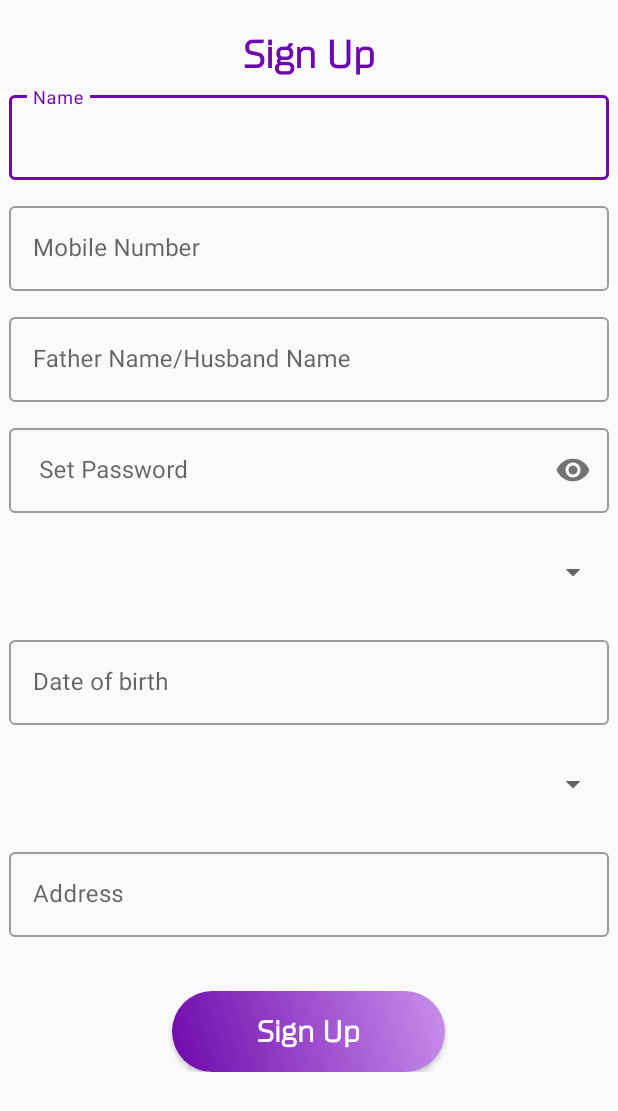
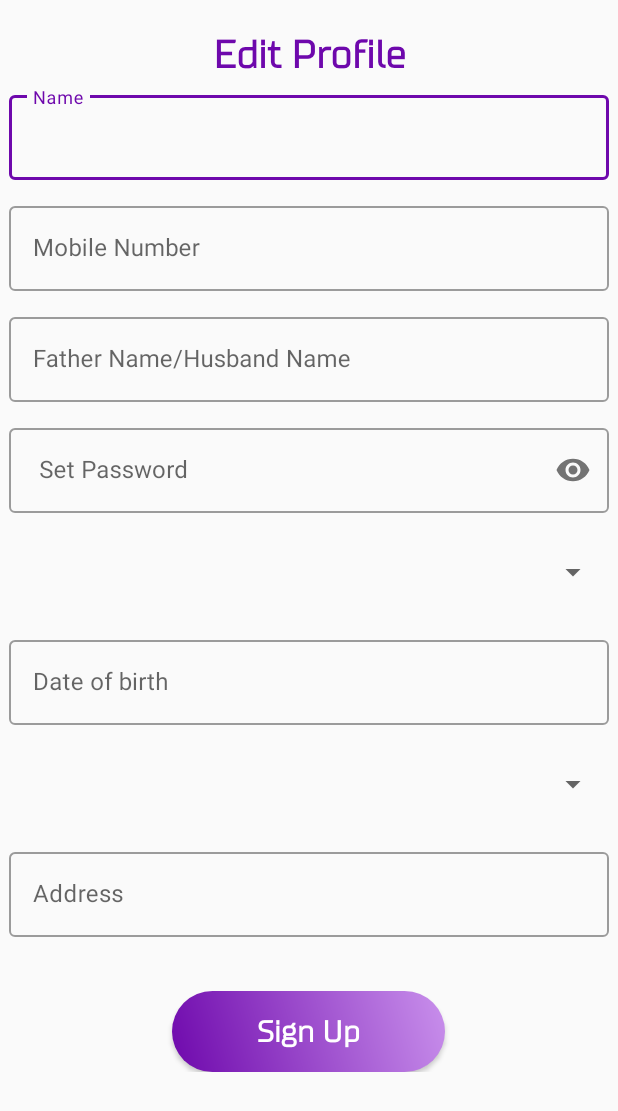
Before and after one commit to ashok1708/BlooDon, an Android app: the SignUp screen opened directly, with no data from a screen before it, on a phone screen of 412 x 824 dp. Shown: the top 1111 px of the screen. Run offline under Robolectric (Android 15) with nearby library versions, the phone set to English and light mode, and no system bars; our stand-ins replace Firebase (no records; nobody signed in at launch, a user with empty details on screens opened directly); libraries missing offline, so code that uses them is left out: android.helper, com.tiper; plain views replace DateTimePickerEditText, MaterialSpinner; 6 statements that could not run were skipped.

Commit message:
fixed UI bugs

```diff
--- a/app/src/main/java/com/ashokcouhan/blooduser/MainActivity.java
+++ b/app/src/main/java/com/ashokcouhan/blooduser/MainActivity.java
@@ -11,6 +11,8 @@ import androidx.fragment.app.FragmentTransaction;
 import androidx.viewpager.widget.ViewPager;
 
 
+import android.content.BroadcastReceiver;
+import android.content.Context;
 import android.content.DialogInterface;
 import android.content.Intent;
 import android.os.Build;
@@ -26,11 +28,8 @@ import com.google.android.material.bottomnavigation.BottomNavigationView;
 
 
 public class MainActivity extends AppCompatActivity {
-
-
     BottomNavigationView bottomNavigation;
     Toolbar toolbar;
-
 
     @Override
     protected void onCreate(Bundle savedInstanceState) {
--- a/app/src/main/res/drawable/ic_home_black_24dp.xml
+++ b/app/src/main/res/drawable/ic_home_black_24dp.xml
@@ -1,5 +1,9 @@
-<vector android:height="24dp" android:tint="#FFFFFF"
-    android:viewportHeight="24.0" android:viewportWidth="24.0"
-    android:width="24dp" xmlns:android="http://schemas.android.com/apk/res/android">
-    <path android:fillColor="#FF000000" android:pathData="M10,20v-6h4v6h5v-8h3L12,3 2,12h3v8z"/>
+<vector xmlns:android="http://schemas.android.com/apk/res/android"
+        android:width="24dp"
+        android:height="24dp"
+        android:viewportWidth="24.0"
+        android:viewportHeight="24.0">
+    <path
+        android:fillColor="#FF000000"
+        android:pathData="M10,20v-6h4v6h5v-8h3L12,3 2,12h3v8z"/>
 </vector>
--- a/app/src/main/res/layout/activity_sign_up.xml
+++ b/app/src/main/res/layout/activity_sign_up.xml
@@ -21,7 +21,7 @@
 
             <TextView
                 style="@style/headerTextPrimary"
-                android:text="Sign Up"
+                android:text="Edit Profile"
                 android:textSize="26dp"
                 android:fontFamily="@font/supermolot_440"
                 android:layout_marginTop="@dimen/loginViewsMargin"/>
@@ -135,16 +135,19 @@
                 />
 
             <com.google.android.material.textfield.TextInputLayout
-                android:id="@+id/textInputAdrees"
+                android:id="@+id/textInputAdd"
                 android:layout_width="match_parent"
                 android:layout_height="wrap_content"
                 style="@style/Widget.MaterialComponents.TextInputLayout.OutlinedBox"
                 android:layout_margin="6dp"
                 >
                 <EditText
+                    android:clickable="true"
                     android:id="@+id/edtAddress"
                     style="@style/modifiedEditText"
                     android:hint="Address"
+                    android:focusableInTouchMode="false"
+                    android:focusable="false"
                     android:inputType="textPostalAddress"/>
             </com.google.android.material.textfield.TextInputLayout>
 
--- a/app/src/main/res/layout/fragment_search.xml
+++ b/app/src/main/res/layout/fragment_search.xml
@@ -44,9 +44,9 @@
                 android:layout_height="55dp"
                 android:layout_centerVertical="true"
                 style="@style/Widget.MaterialComponents.TextInputLayout.OutlinedBox"
-                android:hint="Blood Group"
-
-                android:layout_margin="10dp"
+                app:errorEnabled="true"
+                android:hint="Choose the blood group"
+                android:layout_margin="6dp"
                 app:spinnerMode="dialog"
                 />
 
--- a/app/src/main/res/values/strings.xml
+++ b/app/src/main/res/values/strings.xml
@@ -2,6 +2,7 @@
     <string name="app_name">Blood User</string>
 
     <string-array name="group_array">
+        <item>Choose the blood group</item>
         <item> A+ </item>
         <item>A-</item>
         <item>B+</item>
@@ -25,4 +26,43 @@
     <string name="errorMsgDonate1">No Record Found</string>
     <string name="errorMsgDonate2"> Press the Button to Donate... </string>
 
+    <string-array name="india_states">
+        <item>Andaman and Nicobar Islands</item>
+        <item>Andhra Pradesh</item>
+        <item>Arunachal Pradesh</item>
+        <item>Assam</item>
+        <item>Bihar</item>
+        <item>Chandigarh</item>
+        <item>Chhattisgarh</item>
+        <item>Dadra and Nagar Haveli</item>
+        <item>Daman and Diu</item>
+        <item>Delhi</item>
+        <item>Goa</item>
+        <item>Gujarat</item>
+        <item>Haryana</item>
+        <item>Himachal Pradesh</item>
+        <item>Jammu and Kashmir</item>
+        <item>Jharkhand</item>
+        <item>Karnataka</item>
+        <item>Kerala</item>
+        <item>Lakshadweep</item>
+        <item>Madhya Pradesh</item>
+        <item>Maharashtra</item>
+        <item>Manipur</item>
+        <item>Meghalaya</item>
+        <item>Mizoram</item>
+        <item>Nagaland</item>
+        <item>Orissa</item>
+        <item>Pondicherry</item>
+        <item>Punjab</item>
+        <item>Rajasthan</item>
+        <item>Sikkim</item>
+        <item>Tamil Nadu</item>
+        <item>Telangana</item>
+        <item>Tripura</item>
+        <item>Uttaranchal</item>
+        <item>Uttar Pradesh</item>
+        <item>West Bengal</item>
+    </string-array>
+
 </resources>
```
Also changed, not shown: app/src/main/AndroidManifest.xml (+3 -4 lines), app/src/main/java/com/ashokcouhan/blooduser/EditProfile.java (added, +14 -0 lines), app/src/main/java/com/ashokcouhan/blooduser/SignUp.java (+87 -0 lines), app/src/main/java/com/ashokcouhan/blooduser/fragments/ProfileFragment.java (+6 -1 lines), app/src/main/java/com/ashokcouhan/blooduser/fragments/SearchFragment.java (+23 -31 lines), app/src/main/res/layout/layout_address.xml (added, +107 -0 lines), app/src/main/res/menu/profile_menu.xml (+5 -3 lines).
